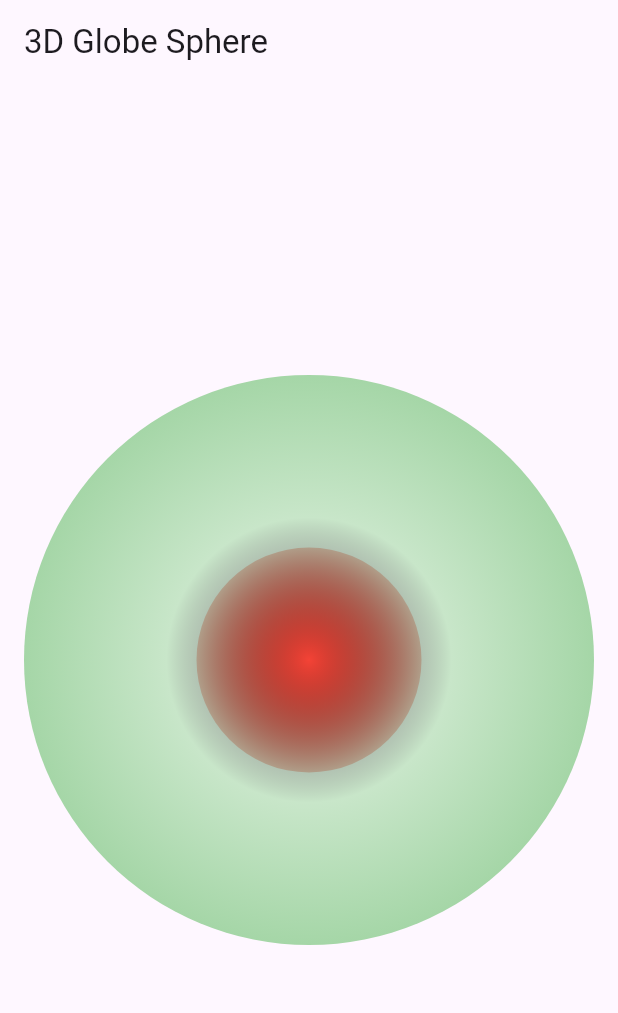
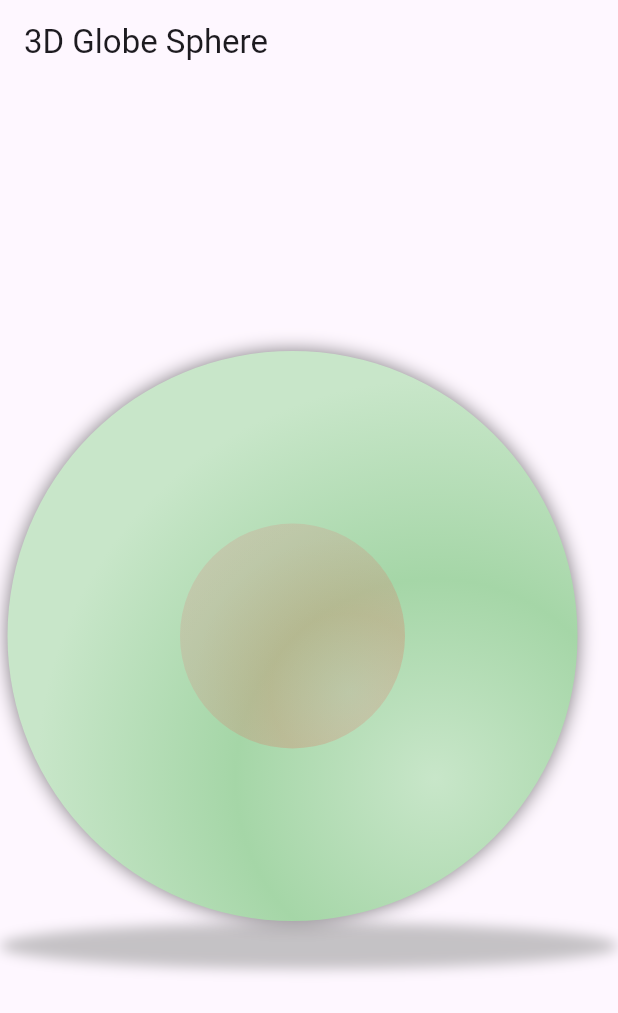
Before and after one commit to saranyad1960/March, a Flutter app: the screen it shows after launch, after a tap on "3d sphere", on a phone screen of 412 x 824 dp. Shown: the top 1013 px of the screen. Run offline on Flutter 3.47's test engine with Material 3 defaults, Android fonts, the phone set to English and light mode, and no system bars; missing offline and left inert: flutter_earth_globe.

Commit message:
Completed animated sphere

```diff
--- a/lib/animated_sphere.dart
+++ b/lib/animated_sphere.dart
@@ -1,6 +1,6 @@
 import 'dart:math';
 import 'dart:ui';
-
+import 'dart:math' as math;
 import 'package:flutter/material.dart';
 import 'package:flutter_earth_globe/flutter_earth_globe.dart';
 import 'package:flutter_earth_globe/flutter_earth_globe_controller.dart';
@@ -22,6 +22,7 @@ class AnimatedSphereScreen extends StatelessWidget {
           child: SingleChildScrollView(
             scrollDirection: Axis.vertical,
             child: Column(
+              mainAxisAlignment: MainAxisAlignment.spaceBetween,
               children: [
                 AnimatedSphere(),
                 //MyApp2(),
@@ -45,6 +46,7 @@ class _AnimatedSphereState extends State<AnimatedSphere>
 
   double _rotationX = 0;
   double _rotationY = 0;
+  double _angle = 0.0;
 
   @override
   void initState() {
@@ -57,34 +59,82 @@ class _AnimatedSphereState extends State<AnimatedSphere>
 
   @override
   Widget build(BuildContext context) {
-    return GestureDetector(
+    final size = Size.square(MediaQuery.of(context).size.shortestSide);
+    return Stack(
+      children: [
+        ShadowSphere(
+          diameter: size.shortestSide,
+        ),
+        Positioned(
+          left: 5,
+          child: GestureDetector(
             onPanUpdate: (details) {
               setState(() {
-          _rotationX += details.delta.dy * 0.01;
-          _rotationY += details.delta.dx * 0.01;
+                double dx = details.delta.dx;
+                double dy = details.delta.dy;
+                double angle = math.atan2(dy, dx);
+                _angle = angle;
               });
             },
             child: AnimatedBuilder(
               animation: _controller,
               builder: (context, child) {
-          return Transform(
-            transform: Matrix4.identity()
-              ..setEntry(3, 2, 0.001)
-              ..rotateX(_rotationX)
-              ..rotateY(_rotationY),
-            alignment: FractionalOffset.center,
+                return Transform.rotate(
+                      angle: _angle,
                       child: Container(
-              width: 300,
-              height: 300,
-              child: CustomPaint(
-                painter: GlobePainter(),
+                        width: 380,
+                        height: 380,
+                        decoration: BoxDecoration(
+                          boxShadow: [BoxShadow(color: Colors.black.withOpacity(0.5), blurRadius: 10.0)],
+                          gradient: RadialGradient(
+                            colors: [
+                              Colors.green.shade100,
+                              Colors.green.shade200,
+                              Colors.green.shade100,
+                            ],
+                            stops: [0.0, 0.5, 1.0],
+                            center: Alignment(0.5, 0.5),
+                            radius: 0.7,
+                          ),
+                          shape: BoxShape.circle,
+                        ),
+                        child: Stack(
+                          children: [
+                            Center(
+                              child: Transform(
+                                transform: Matrix4.rotationY(_rotationY)..rotateX(_rotationX),
+                                alignment: Alignment.center,
+                                child: Container(
+                                  width: 150,
+                                  height: 150,
+                                  decoration: BoxDecoration(
+                                    gradient: RadialGradient(
+                                      colors: [
+                                        Colors.red.shade300.withOpacity(0.2),
+                                        Colors.red.shade500.withOpacity(0.2),
+                                        Colors.red.shade300.withOpacity(0.2),
+                                      ],
+                                      stops: [0.0,0.5,1.0],
+                                      center: Alignment(0.5, 0.5),
+                                      radius: 0.7,
+                                    ),
+                                    shape: BoxShape.circle,
+                                  ),
+                                ),
+                              ),
+                            ),
+                          ],
                         ),
                       ),
                     );
-        },
+                  })
                 ),
+        ),
+      ],
     );
   }
+
+
 
   @override
   void dispose() {
@@ -93,6 +143,49 @@ class _AnimatedSphereState extends State<AnimatedSphere>
   }
 }
 
+class BalloonClipper extends CustomClipper<Path> {
+  @override
+  Path getClip(Size size) {
+    var path = Path();
+    path.moveTo(size.width / 2, size.height * 0.2);
+    path.quadraticBezierTo(size.width / 2, 0, size.width * 0.7, size.height * 0.05);
+    path.quadraticBezierTo(size.width, size.height * 0.1, size.width, size.height * 0.3);
+    path.quadraticBezierTo(size.width, size.height * 0.6, size.width * 0.7, size.height * 0.8);
+    path.quadraticBezierTo(size.width / 2, size.height, size.width / 2, size.height);
+    path.quadraticBezierTo(size.width / 2, size.height, size.width * 0.3, size.height * 0.8);
+    path.quadraticBezierTo(0, size.height * 0.6, 0, size.height * 0.3);
+    path.quadraticBezierTo(0, size.height * 0.1, size.width * 0.3, size.height * 0.05);
+    path.quadraticBezierTo(size.width / 2, 0, size.width / 2, size.height * 0.2);
+    path.close();
+    return path;
+  }
+
+  @override
+  bool shouldReclip(CustomClipper<Path> oldClipper) => false;
+}
+
+class ShadowSphere extends StatelessWidget {
+  final double diameter;
+  const ShadowSphere({Key? key, required this.diameter}) : super(key: key);
+
+  @override
+  Widget build(BuildContext context) {
+    return Transform(
+      transform: Matrix4.identity()..rotateX(math.pi / 2.1),
+      origin: Offset(0, diameter),
+      child: Container(
+        width: this.diameter,
+        height: this.diameter,
+        decoration: BoxDecoration(
+          shape: BoxShape.circle,
+          boxShadow: [
+            BoxShadow(blurRadius: 25, color: Colors.grey.withOpacity(0.6))
+          ],
+        ),
+      ),
+    );
+  }
+}
 
 
 class GlobePainter extends CustomPainter {
@@ -122,6 +215,7 @@ class GlobePainter extends CustomPainter {
     return false;
   }
 }
+
 
 ///Another method///
 // class GlobePainter extends CustomPainter {
@@ -219,3 +313,78 @@ class GlobePainter extends CustomPainter {
 //   }
 // }
 ///
+
+///old method///
+// GestureDetector(
+//   onPanUpdate: (details) {
+//     setState(() {
+//       _rotationX += details.delta.dy * 0.01;
+//       _rotationY += details.delta.dx * 0.01;
+//     });
+//   },
+//   child: AnimatedBuilder(
+//     animation: _controller,
+//     builder: (context, child) {
+//       return Transform(
+//         transform: Matrix4.identity()
+//           ..setEntry(3, 2, 0.001)
+//           ..rotateX(_rotationX)
+//           ..rotateY(_rotationY),
+//         alignment: FractionalOffset.center,
+//         child: Container(
+//           width: 300,
+//           height: 300,
+//           child: CustomPaint(
+//             painter: GlobePainter(),
+//           ),
+//         ),
+//       );
+//     },
+//   ),
+// ),
+///
+
+///
+// Container(
+//   width: 300,
+//   height: 300,
+//   decoration: BoxDecoration(
+//     gradient: LinearGradient(
+//       colors: [
+//         Colors.lightGreen,
+//         Colors.lightGreenAccent,
+//         Colors.green,
+//       ],
+//       begin: Alignment.topLeft,
+//       end: Alignment.bottomRight,
+//     ),
+//     shape: BoxShape.circle,
+//   ),
+//   child: Stack(
+//     children: [
+//       Center(
+//         child: Transform(
+//           transform: Matrix4.rotationY(_rotationY)..rotateX(_rotationX),
+//           alignment: Alignment.center,
+//           child: Container(
+//             width: 100,
+//             height: 100,
+//             decoration: BoxDecoration(
+//               gradient: LinearGradient(
+//                 colors: [
+//                   Colors.red.shade300,
+//                   Colors.red.shade100,
+//                   Colors.red,
+//                 ],
+//                 begin: Alignment.topLeft,
+//                 end: Alignment.bottomRight,
+//               ),
+//               shape: BoxShape.circle,
+//             ),
+//           ),
+//         ),
+//       ),
+//     ],
+//   ),
+// ),
+///
```
Lines whose indentation alone changed are shown as unchanged.
